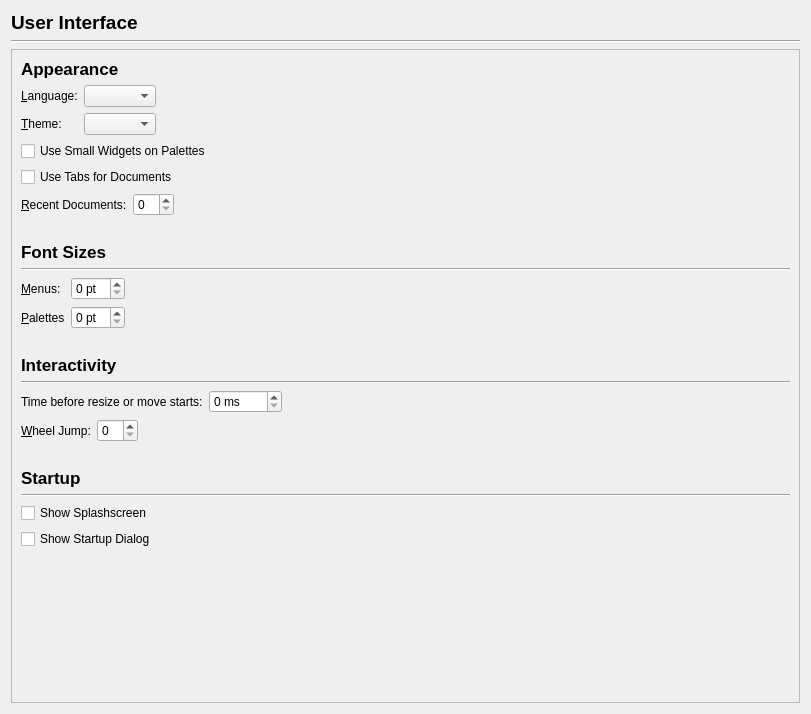
This is scribus/ui/prefs_userinterfacebase.ui in scribusproject/scribus as Qt 5 draws it before an edit. The edited form follows.
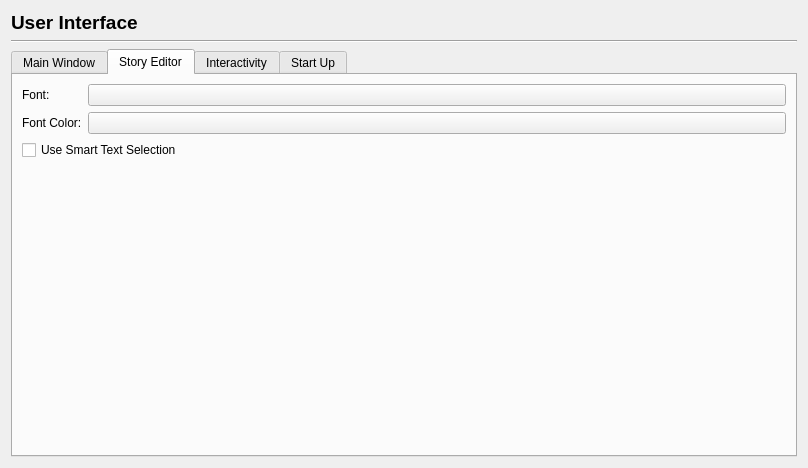
This is the edited form. The open tabs and pages were chosen to show the change.

Commit message: #6019: Make Story Editor settings available in the new Preferences window

What changed in the file:
```diff
--- a/scribus/ui/prefs_userinterfacebase.ui
+++ b/scribus/ui/prefs_userinterfacebase.ui
@@ -6,8 +6,8 @@
    <rect>
     <x>0</x>
     <y>0</y>
-    <width>811</width>
-    <height>714</height>
+    <width>808</width>
+    <height>468</height>
    </rect>
   </property>
   <property name="windowTitle">
@@ -36,20 +36,15 @@
     </widget>
    </item>
    <item>
-    <widget class="QScrollArea" name="scrollArea">
-     <property name="widgetResizable">
-      <bool>true</bool>
+    <widget class="QTabWidget" name="tabWidget">
+     <property name="currentIndex">
+      <number>0</number>
      </property>
-     <widget class="QWidget" name="scrollAreaWidgetContents">
-      <property name="geometry">
-       <rect>
-        <x>0</x>
-        <y>0</y>
-        <width>783</width>
-        <height>643</height>
-       </rect>
-      </property>
-      <layout class="QVBoxLayout" name="verticalLayout">
+     <widget class="QWidget" name="tab_3">
+      <attribute name="title">
+       <string>Main Window</string>
+      </attribute>
+      <layout class="QVBoxLayout" name="verticalLayout_3">
        <item>
         <widget class="QLabel" name="label">
          <property name="font">
@@ -286,42 +281,80 @@
          <property name="orientation">
           <enum>Qt::Vertical</enum>
          </property>
-         <property name="sizeType">
-          <enum>QSizePolicy::Fixed</enum>
-         </property>
          <property name="sizeHint" stdset="0">
           <size>
            <width>20</width>
-           <height>20</height>
+           <height>40</height>
           </size>
          </property>
         </spacer>
        </item>
+      </layout>
+     </widget>
+     <widget class="QWidget" name="tab_4">
+      <attribute name="title">
+       <string>Story Editor</string>
+      </attribute>
+      <layout class="QVBoxLayout" name="verticalLayout_5">
        <item>
-        <layout class="QHBoxLayout" name="horizontalLayout_11">
-         <item>
-          <widget class="QLabel" name="label_4">
-           <property name="font">
-            <font>
-             <pointsize>13</pointsize>
-             <weight>75</weight>
-             <bold>true</bold>
-            </font>
+        <layout class="QFormLayout" name="formLayout_3">
+         <item row="0" column="0">
+          <widget class="QLabel" name="storyEditorFontLabel">
+           <property name="text">
+            <string>Font:</string>
            </property>
+          </widget>
+         </item>
+         <item row="0" column="1">
+          <widget class="QPushButton" name="storyEditorFontPushButton">
            <property name="text">
-            <string>Interactivity</string>
+            <string/>
+           </property>
+          </widget>
+         </item>
+         <item row="1" column="0">
+          <widget class="QLabel" name="storyEditorFontColorLabel">
+           <property name="text">
+            <string>Font Color:</string>
+           </property>
+          </widget>
+         </item>
+         <item row="1" column="1">
+          <widget class="QPushButton" name="storyEditorFontColorPushButton">
+           <property name="text">
+            <string/>
            </property>
           </widget>
          </item>
         </layout>
        </item>
        <item>
-        <widget class="Line" name="line_4">
-         <property name="orientation">
-          <enum>Qt::Horizontal</enum>
+        <widget class="QCheckBox" name="storyEditorUseSmartSelectionCheckBox">
+         <property name="text">
+          <string>Use Smart Text Selection</string>
          </property>
         </widget>
        </item>
+       <item>
+        <spacer name="verticalSpacer_5">
+         <property name="orientation">
+          <enum>Qt::Vertical</enum>
+         </property>
+         <property name="sizeHint" stdset="0">
+          <size>
+           <width>20</width>
+           <height>251</height>
+          </size>
+         </property>
+        </spacer>
+       </item>
+      </layout>
+     </widget>
+     <widget class="QWidget" name="tab">
+      <attribute name="title">
+       <string>Interactivity</string>
+      </attribute>
+      <layout class="QVBoxLayout" name="verticalLayout_4">
        <item>
         <layout class="QHBoxLayout" name="horizontalLayout_5">
          <item>
@@ -394,38 +427,21 @@
          <property name="orientation">
           <enum>Qt::Vertical</enum>
          </property>
-         <property name="sizeType">
-          <enum>QSizePolicy::Fixed</enum>
-         </property>
          <property name="sizeHint" stdset="0">
           <size>
            <width>20</width>
-           <height>20</height>
+           <height>266</height>
           </size>
          </property>
         </spacer>
        </item>
-       <item>
-        <widget class="QLabel" name="label_3">
-         <property name="font">
-          <font>
-           <pointsize>13</pointsize>
-           <weight>75</weight>
-           <bold>true</bold>
-          </font>
-         </property>
-         <property name="text">
-          <string>Startup</string>
-         </property>
-        </widget>
-       </item>
-       <item>
-        <widget class="Line" name="line_3">
-         <property name="orientation">
-          <enum>Qt::Horizontal</enum>
-         </property>
-        </widget>
-       </item>
+      </layout>
+     </widget>
+     <widget class="QWidget" name="tab_5">
+      <attribute name="title">
+       <string>Start Up</string>
+      </attribute>
+      <layout class="QVBoxLayout" name="verticalLayout">
        <item>
         <widget class="QCheckBox" name="showSplashCheckBox">
          <property name="text">
@@ -448,7 +464,7 @@
          <property name="sizeHint" stdset="0">
           <size>
            <width>20</width>
-           <height>263</height>
+           <height>296</height>
           </size>
          </property>
         </spacer>
```
The commit also changes 5 other files.
